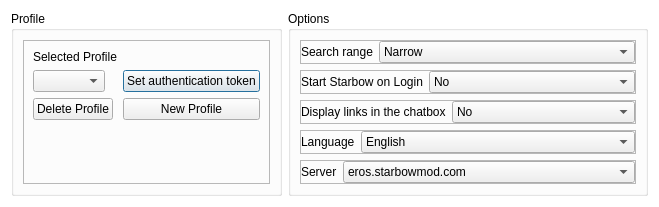
Qt form settingswindow.ui (Starbow/eros) before a commit.
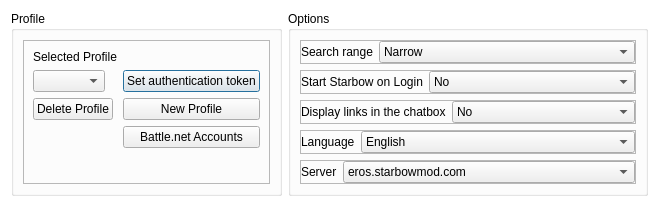
The same form after that commit.

Commit message: bnet urls added

Patch:
```diff
--- a/settingswindow.ui
+++ b/settingswindow.ui
@@ -105,6 +105,13 @@
            </property>
           </widget>
          </item>
+         <item row="4" column="1">
+          <widget class="QPushButton" name="btnBnetAccounts">
+           <property name="text">
+            <string>Battle.net Accounts</string>
+           </property>
+          </widget>
+         </item>
         </layout>
        </widget>
       </item>
```
The commit also changes 11 other files.
